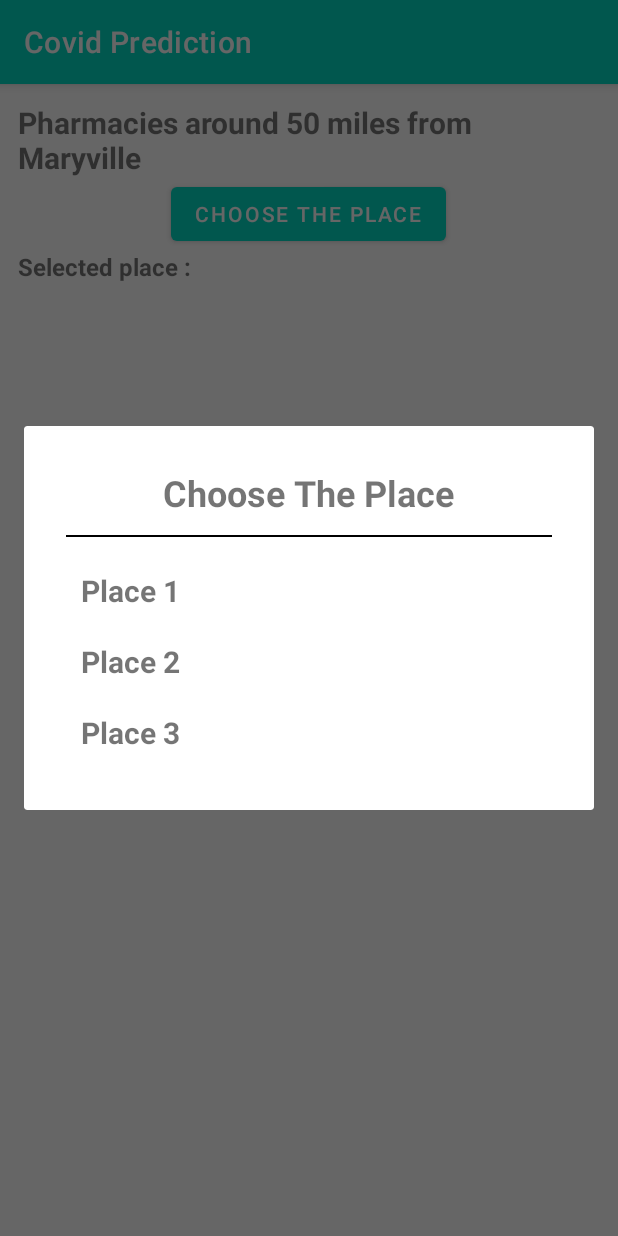
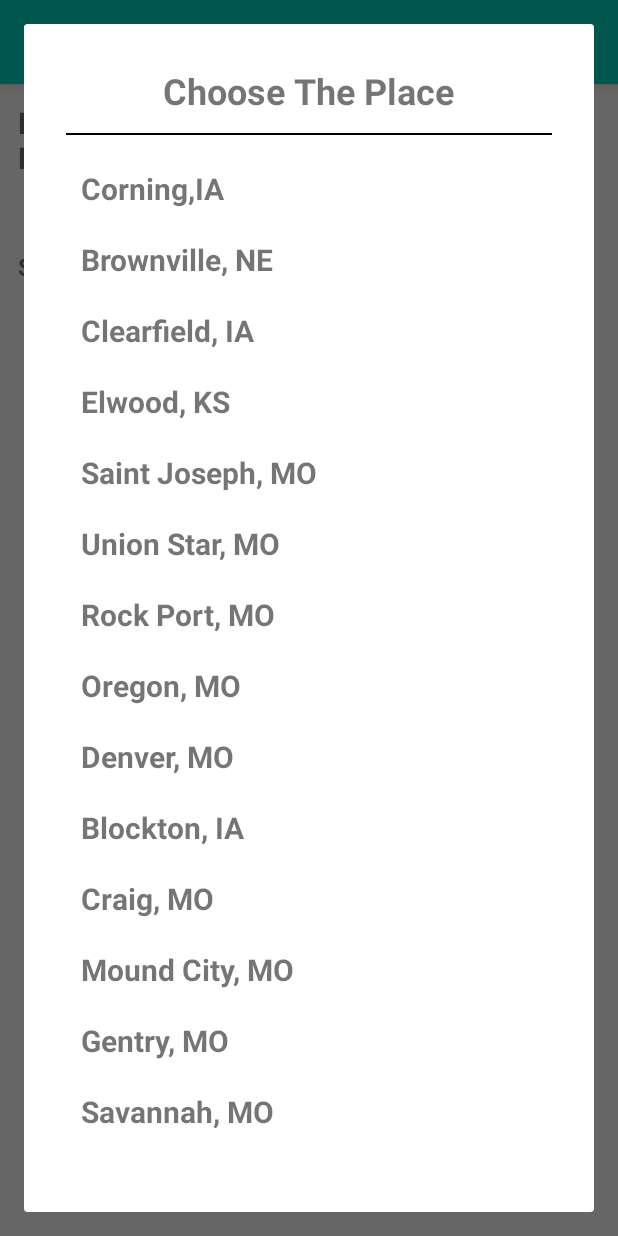
Before and after one commit to vineetha-batchu/covid19-prediction, an Android app: the PharmacyListActivity screen opened directly, with no data from a screen before it, after a tap on "CHOOSE THE PLACE", on a phone screen of 412 x 824 dp. Run offline under Robolectric (Android 15) with nearby library versions, the phone set to English and light mode, and no system bars.

Commit message:
pharmacy list items added

```diff
--- a/app/src/main/java/com/example/group2_project/PharmacyListActivity.java
+++ b/app/src/main/java/com/example/group2_project/PharmacyListActivity.java
@@ -73,9 +73,22 @@ public class PharmacyListActivity extends AppCompatActivity implements View.OnCl
 
     private ArrayList<String> getPlacesList() {
         ArrayList<String> placesList = new ArrayList<>();
-        placesList.add("Place 1");
-        placesList.add("Place 2");
-        placesList.add("Place 3");
+        placesList.add("Corning,IA");
+        placesList.add("Brownville, NE");
+        placesList.add("Clearfield, IA");
+        placesList.add("Elwood, KS");
+        placesList.add("Saint Joseph, MO");
+        placesList.add("Union Star, MO");
+        placesList.add("Rock Port, MO");
+        placesList.add("Oregon, MO");
+        placesList.add("Denver, MO");
+        placesList.add("Blockton, IA");
+        placesList.add("Craig, MO");
+        placesList.add("Mound City, MO");
+        placesList.add("Gentry, MO");
+        placesList.add("Savannah, MO");
+        placesList.add("Fillmore, MO");
+
 
         return placesList;
     }
@@ -88,9 +101,114 @@ public class PharmacyListActivity extends AppCompatActivity implements View.OnCl
 
     private void makePharmaciesMap() {
         ArrayList<String> pharmaciesPlace1 = new ArrayList<>();
-        pharmaciesPlace1.add("phaermacy - 1");
-        pharmaciesPlace1.add("phaermacy - 2");
-        pharmaciesPlace1.add("phaermacy - 3");
-        pharmaciesMap.put("Place 1", pharmaciesPlace1);
+        pharmaciesPlace1.add("Hy-Vee");
+        ArrayList<String> pharmaciesPlace2 = new ArrayList<>();
+        pharmaciesPlace2.add("Walgreens");
+        pharmaciesPlace2.add("Family Value");
+        pharmaciesPlace2.add("RebekahE.Gebhards");
+        pharmaciesPlace2.add("Stoner Drug");
+        pharmaciesPlace2.add("Code's Usave");
+
+        ArrayList<String> pharmaciesPlace3 = new ArrayList<>();
+        pharmaciesPlace3.add("NuCara");
+        pharmaciesPlace3.add("Antiques");
+        pharmaciesPlace3.add("Hy-Vee");
+
+
+        ArrayList<String> pharmaciesPlace4 = new ArrayList<>();
+        pharmaciesPlace4.add("Walgreens");
+        pharmaciesPlace4.add("Walmart");
+        pharmaciesPlace4.add("Stevenson Family");
+        pharmaciesPlace4.add("NorthEnd Family");
+        pharmaciesPlace4.add("Genoa Healthcare");
+
+        ArrayList<String> pharmaciesPlace5 = new ArrayList<>();
+        pharmaciesPlace5.add("Rogers");
+        pharmaciesPlace5.add("CVS");
+        pharmaciesPlace5.add("Stevenson Family");
+        pharmaciesPlace5.add("Walmart");
+        pharmaciesPlace5.add("NorthEnd Family");
+
+        ArrayList<String> pharmaciesPlace6 = new ArrayList<>();
+        pharmaciesPlace6.add("Rogers");
+        pharmaciesPlace6.add("CVS");
+        pharmaciesPlace6.add("Stevenson Family");
+        pharmaciesPlace6.add("Walmart");
+        pharmaciesPlace6.add("NorthEnd Family");
+
+        ArrayList<String> pharmaciesPlace7 = new ArrayList<>();
+        pharmaciesPlace7.add("Walgreens");
+        pharmaciesPlace7.add("Stoner Drug Co");
+        pharmaciesPlace7.add("Christopher J.Roup PharmsD");
+
+        ArrayList<String> pharmaciesPlace8 = new ArrayList<>();
+        pharmaciesPlace8.add("Walgreens");
+        pharmaciesPlace8.add("Rogers");
+        pharmaciesPlace8.add("Genoa");
+        pharmaciesPlace8.add("Rogers");
+        pharmaciesPlace8.add("Medicine Center");
+
+        ArrayList<String> pharmaciesPlace9 = new ArrayList<>();
+        pharmaciesPlace9.add("Hy-Vee");
+        pharmaciesPlace9.add("Family Health");
+        pharmaciesPlace9.add("Medicine Center");
+        pharmaciesPlace9.add("Central Admixture");
+
+        ArrayList<String> pharmaciesPlace10 = new ArrayList<>();
+        pharmaciesPlace10.add("Hy-Vee");
+        pharmaciesPlace10.add("Bedford");
+        pharmaciesPlace10.add("Decatur Family");
+        pharmaciesPlace10.add("Clinic");
+        pharmaciesPlace10.add("Medicine Associates");
+
+        ArrayList<String> pharmaciesPlace11 = new ArrayList<>();
+        pharmaciesPlace11.add("Walgreens");
+        pharmaciesPlace11.add("Rogers");
+        pharmaciesPlace11.add("Craig Country");
+        pharmaciesPlace11.add("Stoner Drug");
+        pharmaciesPlace11.add("Holly M");
+        ArrayList<String> pharmaciesPlace12 = new ArrayList<>();
+        pharmaciesPlace12.add("Rogers");
+        pharmaciesPlace12.add("Walgreens");
+
+        ArrayList<String> pharmaciesPlace13 = new ArrayList<>();
+        pharmaciesPlace13.add("Hy-Vee");
+        pharmaciesPlace13.add("Walmart");
+        pharmaciesPlace13.add("Stanberry");
+        pharmaciesPlace13.add("Rogers");
+        pharmaciesPlace13.add("Sherri's");
+
+        ArrayList<String> pharmaciesPlace14 = new ArrayList<>();
+        pharmaciesPlace14.add("Countryside");
+        pharmaciesPlace14.add("Walgreens");
+        pharmaciesPlace14.add("Savannah Family");
+        pharmaciesPlace14.add("Countryside");
+
+        ArrayList<String> pharmaciesPlace15 = new ArrayList<>();
+        pharmaciesPlace15.add("Walgreens");
+        pharmaciesPlace15.add("Hy-Vee");
+        pharmaciesPlace15.add("Brothers Market");
+        pharmaciesPlace15.add("Savannah");
+        pharmaciesPlace15.add("Albers Medical");
+
+
+        pharmaciesMap.put("Corning,IA", pharmaciesPlace1);
+        pharmaciesMap.put("Brownville, NE", pharmaciesPlace2);
+        pharmaciesMap.put("Clearfield, IA", pharmaciesPlace3);
+        pharmaciesMap.put("Elwood, KS", pharmaciesPlace4);
+        pharmaciesMap.put("Saint Joseph, MO", pharmaciesPlace5);
+        pharmaciesMap.put("Union Star, MO",pharmaciesPlace6);
+        pharmaciesMap.put("Rock Port, MO",pharmaciesPlace7);
+        pharmaciesMap.put("Oregon, MO",pharmaciesPlace8);
+        pharmaciesMap.put("Denver, MO",pharmaciesPlace9);
+        pharmaciesMap.put("Blockton, IA",pharmaciesPlace10);
+        pharmaciesMap.put("Craig, MO",pharmaciesPlace11);
+        pharmaciesMap.put("Mound City, MO",pharmaciesPlace12);
+        pharmaciesMap.put("Gentry, MO",pharmaciesPlace13);
+        pharmaciesMap.put("Savannah, MO",pharmaciesPlace14);
+        pharmaciesMap.put("Fillmore, MO",pharmaciesPlace15);
+
+
+
     }
 }
```
